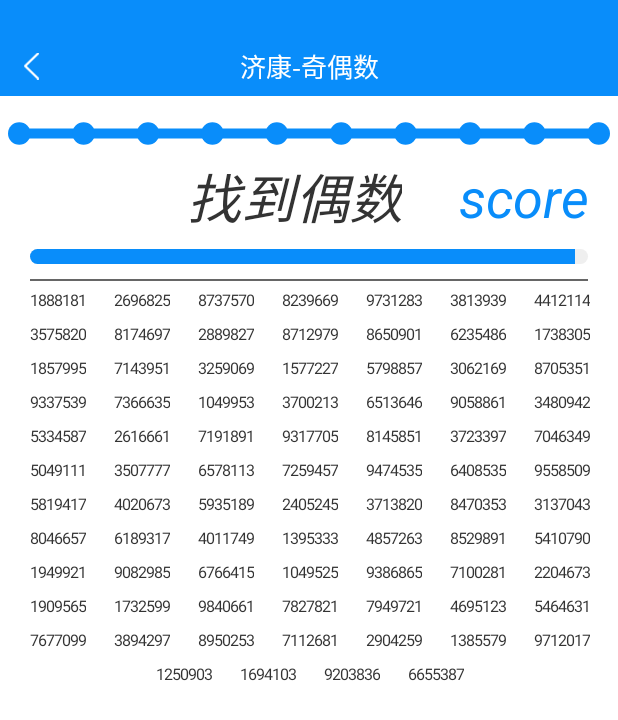
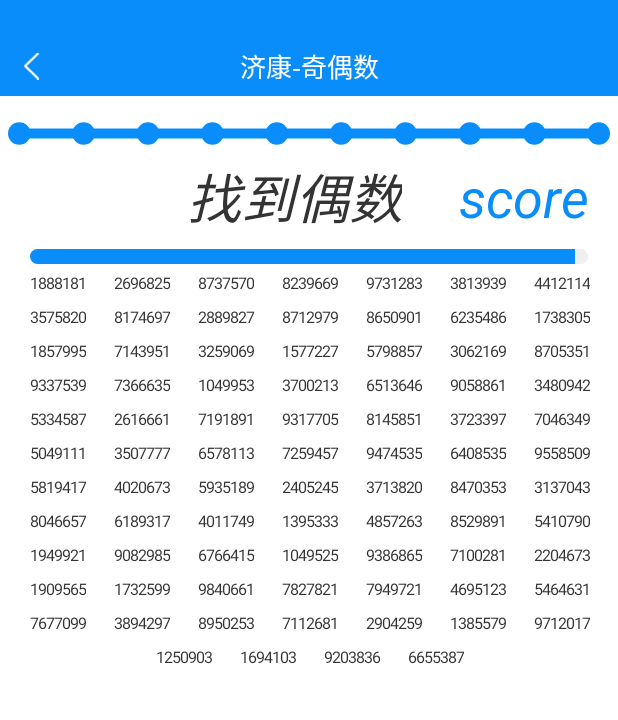
Before and after one commit to HeCaser/jikang_game, an Android app: the SearchOddEvenActivity screen opened directly, with no data from a screen before it, on a phone screen of 412 x 824 dp. Shown: the top 720 px of the screen. Run offline under Robolectric (Android 15) with nearby library versions, the phone set to English and light mode, and no system bars; our stand-ins replace FlexboxLayout.

Commit message:
界面修改

```diff
--- a/app/src/main/res/layout/activity_search_odd_even.xml
+++ b/app/src/main/res/layout/activity_search_odd_even.xml
@@ -63,21 +63,10 @@
         style="@style/Widget.AppCompat.ProgressBar.Horizontal"
         android:layout_width="match_parent"
         android:layout_height="10dp"
-        android:max="90"
         android:paddingLeft="20dp"
         android:paddingRight="20dp"
-        android:progress="90"
         android:progressDrawable="@drawable/progress_bar" />
 
-    <View
-        android:id="@+id/viewLine"
-        android:layout_width="match_parent"
-        android:layout_height="1dp"
-        android:layout_marginLeft="20dp"
-        android:layout_marginTop="10dp"
-        android:layout_marginRight="20dp"
-        android:background="@color/color_333333"
-        android:backgroundTint="@color/color_666666" />
 
     <com.google.android.flexbox.FlexboxLayout
         android:id="@+id/flexBox"
```
